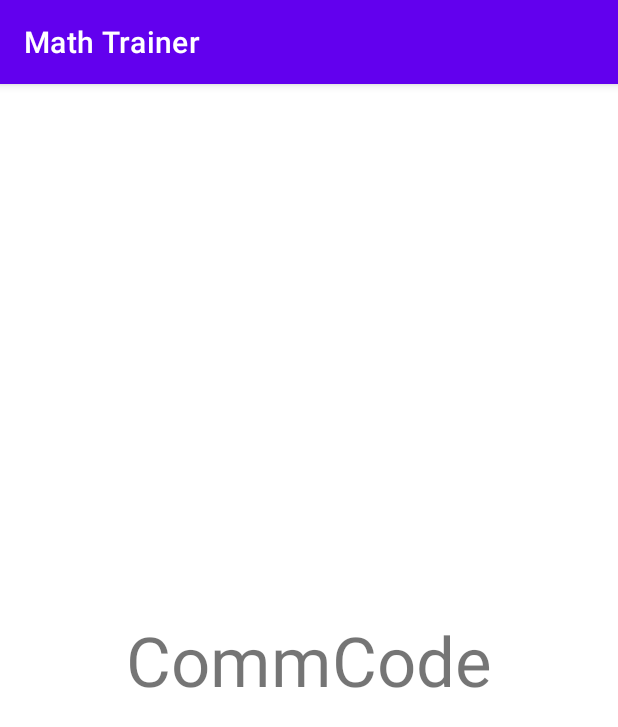
After one commit to DennisHartstock/MathTrainer, an Android app: the LogoActivity screen opened directly, with no data from a screen before it, on a phone screen of 412 x 824 dp. The commit adds this screen. Shown: the top 727 px of the screen. Run offline under Robolectric (Android 15) with nearby library versions, the phone set to English and light mode, and no system bars.

Commit message:
add LogoActivity

```diff
--- a/app/src/main/AndroidManifest.xml
+++ b/app/src/main/AndroidManifest.xml
@@ -13,13 +13,24 @@
         android:theme="@style/Theme.MathTrainer"
         tools:targetApi="31">
         <activity
-            android:name=".MainActivity"
+            android:name=".LogoActivity"
             android:exported="true">
             <intent-filter>
                 <action android:name="android.intent.action.MAIN" />
 
                 <category android:name="android.intent.category.LAUNCHER" />
             </intent-filter>
+
+            <meta-data
+                android:name="android.app.lib_name"
+                android:value="" />
+        </activity>
+        <activity
+            android:name=".MainActivity"
+            android:exported="true">
+            <intent-filter>
+                <action android:name="android.intent.action.MAIN" />
+            </intent-filter>
         </activity>
     </application>
 
--- /dev/null
+++ b/app/src/main/java/com/example/mathtrainer/LogoActivity.kt
@@ -0,0 +1,19 @@
+package com.example.mathtrainer
+
+import android.content.Intent
+import android.os.Bundle
+import androidx.appcompat.app.AppCompatActivity
+
+class LogoActivity : AppCompatActivity() {
+    override fun onCreate(savedInstanceState: Bundle?) {
+        super.onCreate(savedInstanceState)
+        setContentView(R.layout.activity_logo)
+
+        startMainActivity()
+    }
+
+    private fun startMainActivity() {
+        Thread.sleep(1000)
+        startActivity(Intent(this, MainActivity::class.java))
+    }
+}
--- /dev/null
+++ b/app/src/main/res/layout/activity_logo.xml
@@ -0,0 +1,20 @@
+<?xml version="1.0" encoding="utf-8"?>
+<androidx.constraintlayout.widget.ConstraintLayout xmlns:android="http://schemas.android.com/apk/res/android"
+    xmlns:app="http://schemas.android.com/apk/res-auto"
+    xmlns:tools="http://schemas.android.com/tools"
+    android:layout_width="match_parent"
+    android:layout_height="match_parent"
+    tools:context=".LogoActivity">
+
+    <TextView
+        android:id="@+id/tvLogo"
+        android:layout_width="wrap_content"
+        android:layout_height="wrap_content"
+        android:text="@string/logo"
+        android:textAlignment="center"
+        android:textSize="46sp"
+        app:layout_constraintBottom_toBottomOf="parent"
+        app:layout_constraintEnd_toEndOf="parent"
+        app:layout_constraintStart_toStartOf="parent"
+        app:layout_constraintTop_toTopOf="parent" />
+</androidx.constraintlayout.widget.ConstraintLayout>
--- a/app/src/main/res/values/strings.xml
+++ b/app/src/main/res/values/strings.xml
@@ -2,4 +2,5 @@
     <string name="app_name">Math Trainer</string>
     <string name="hint_et_answer">Input right answer</string>
     <string name="bt_check">Check</string>
+    <string name="logo">CommCode</string>
 </resources>
```
